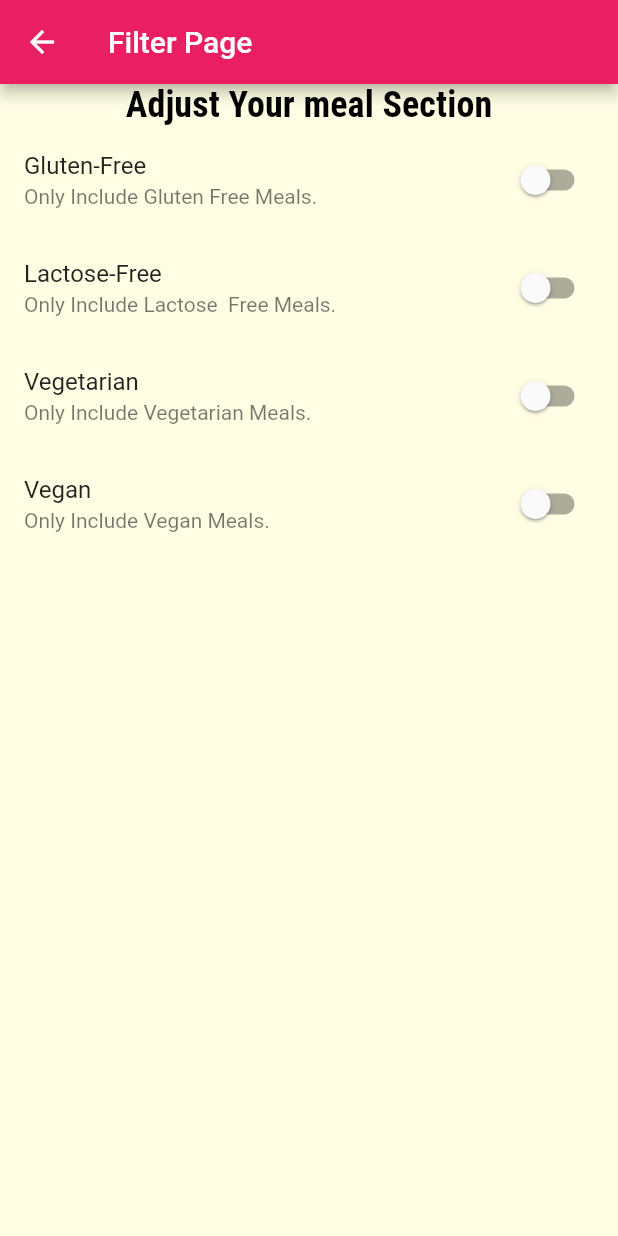
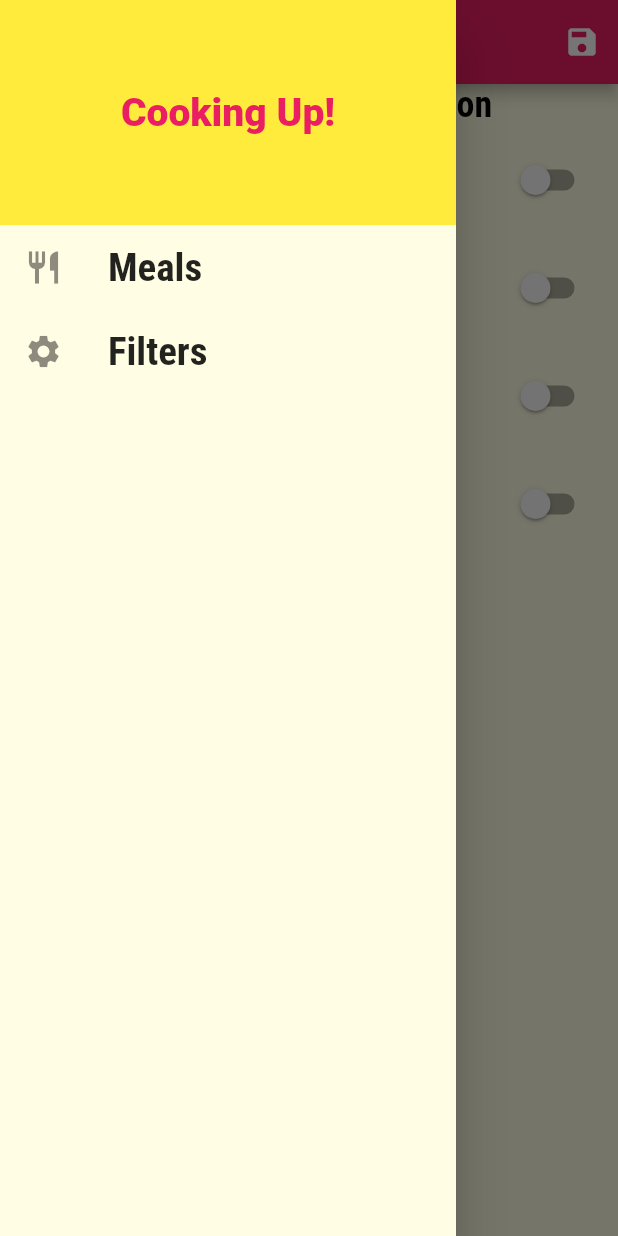
Before and after one commit to Devkahar/Meal-App, a Flutter app: the FilterScreen screen opened by its route, with the side drawer open (before the commit the screen has no drawer), on a phone screen of 412 x 824 dp. Run offline on Flutter 3.47's test engine with Material 2 defaults, Android fonts, the phone set to English and light mode, and no system bars.

Commit message:
Added Logic of Filter

```diff
--- a/lib/main.dart
+++ b/lib/main.dart
@@ -4,17 +4,53 @@ import '/pages/meal_detail_screen.dart';
 import './pages/categories_meal_screen.dart';
 import './pages/categories_screen.dart';
 import 'pages/tabs_screen.dart';
+import './models/meal.dart';
+import './widgets/dummy_data.dart';
 
 void main() {
   runApp(const MyApp());
 }
 
-class MyApp extends StatelessWidget {
+class MyApp extends StatefulWidget {
   const MyApp({Key? key}) : super(key: key);
 
   @override
+  State<MyApp> createState() => _MyAppState();
+}
 
+class _MyAppState extends State<MyApp> {
+
+  List<Meal> _availableMeal = DUMMY_MEALS;
+  @override
+  Map<String,bool> _filters = {
+    'gluten': false,
+    'lacose': false,
+    'vegan': false,
+    'vegetarina': false,
+  };
+
+  void saveFilter(Map<String,bool> data){
+    setState((){
+      _filters = data;
+      _availableMeal = DUMMY_MEALS.where((element) {
+        if(_filters['gluten'] as bool && !element.isGlutenFree) {
+          return false;
+        }
+        if(_filters['lacose'] as bool && !element.isLactoseFree) {
+          return false;
+        }
+        if(_filters['vegan'] as bool && !element.isVegan) {
+          return false;
+        }
+        if(_filters['vegetarina'] as bool && !element.isVegetarian) {
+          return false;
+        }
+        return true;
+      }).toList();
+    });
+  }
   Widget build(BuildContext context) {
+    print(_availableMeal);
     return MaterialApp(
       title: 'Meals App',
       theme: ThemeData(
@@ -36,9 +72,9 @@ class MyApp extends StatelessWidget {
               )),
       routes: {
         '/': (ctx) => const TabsScreen(),
-        '/category-meals': (ctx) => const CategoryMealScreen(),
+        '/category-meals': (ctx) => CategoryMealScreen(availableMeal: _availableMeal),
         '/meal-detail': (ctx)=> const MealDetail(),
-        '/filter': (ctx)=> const FilterScreen(),
+        '/filter': (ctx)=>  FilterScreen(saveFilter: saveFilter,),
       },
     );
   }
--- a/lib/pages/filter_screen.dart
+++ b/lib/pages/filter_screen.dart
@@ -1,7 +1,9 @@
 import 'package:flutter/material.dart';
+import 'package:mealsapp/widgets/main_drawer.dart';
 
 class FilterScreen extends StatefulWidget {
-  const FilterScreen({Key? key}) : super(key: key);
+  final Function saveFilter;
+  const FilterScreen({Key? key, required this.saveFilter}) : super(key: key);
 
   @override
   State<FilterScreen> createState() => _FilterScreenState();
@@ -22,13 +24,29 @@ class _FilterScreenState extends State<FilterScreen> {
       onChanged: (newValue) => onChange(newValue),
     );
   }
-
+  @override
+  void initialState(){
+    this.initialState();
+  }
   @override
   Widget build(BuildContext context) {
     return Scaffold(
         appBar: AppBar(
           title: Text('Filter Page'),
+          actions: [
+            IconButton(onPressed: () {
+              final data = {
+                'gluten': _gluttenFree,
+                'lacose': _lactoseFree,
+                'vegan': _vegan,
+                'vegetarina': _vegetarian,
+              };
+                  widget.saveFilter(data);
+            }, icon: Icon(Icons.save)),
+          ],
         ),
+        drawer: MainDrawer(),
+
         body: Column(children: [
           Container(
             child: Text(
@@ -65,6 +83,7 @@ class _FilterScreenState extends State<FilterScreen> {
               });
             })
           ])),
-        ]));
+        ])
+    );
   }
 }
```
Also changed, not shown: lib/pages/categories_meal_screen.dart (+7 -5 lines).
